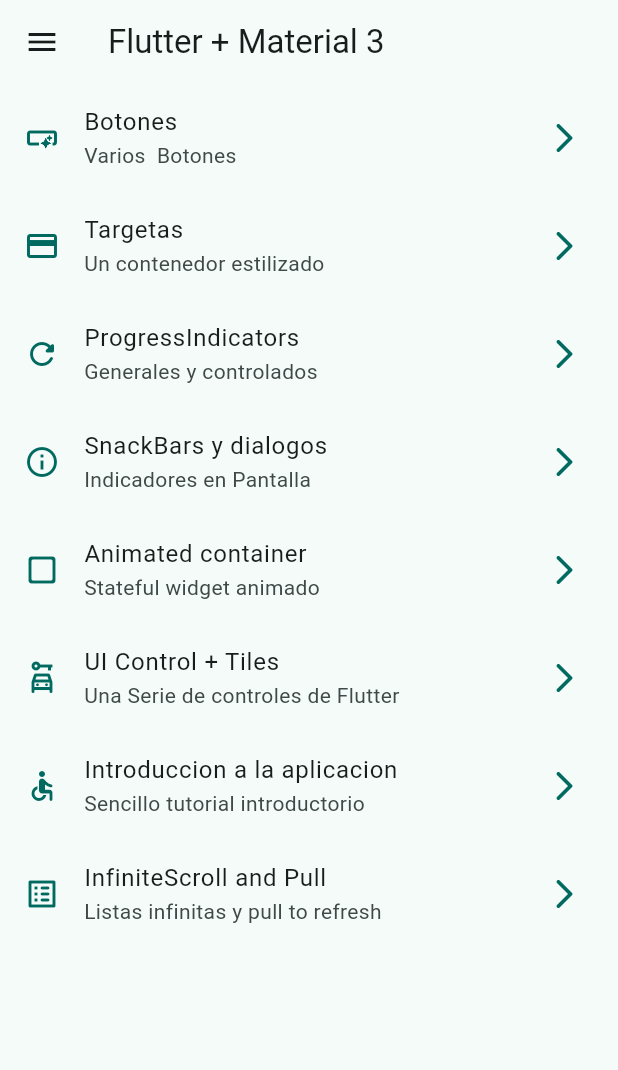
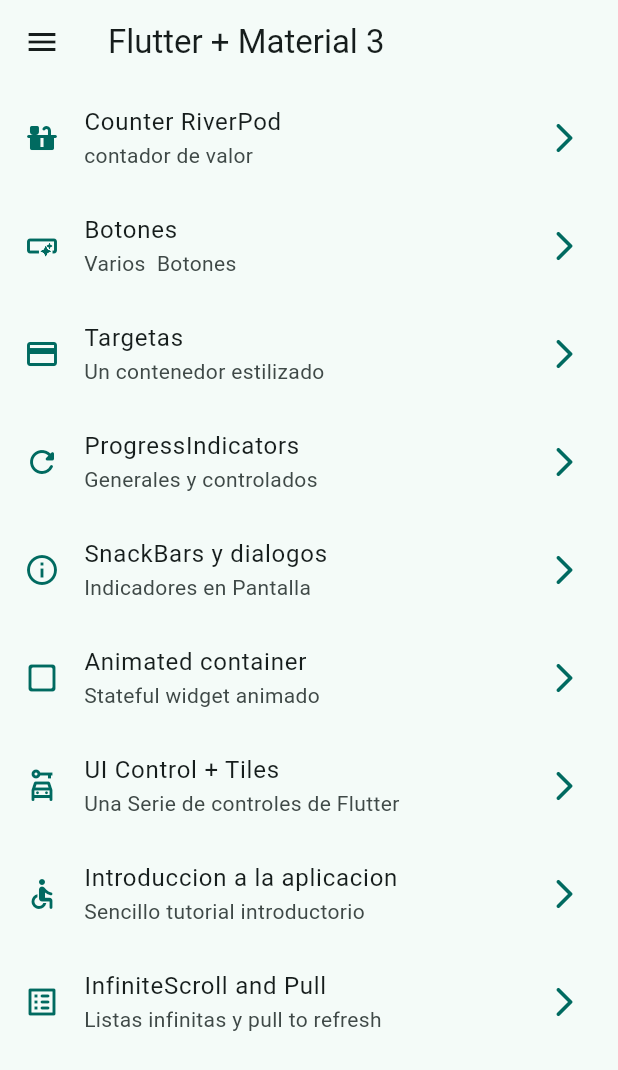
Before and after one commit to Luc47s/widget_app_test, a Flutter app: the screen it shows after launch, on a phone screen of 412 x 824 dp. Shown: the top 1070 px of the screen. Run offline on Flutter 3.47's test engine with Material 3 defaults, Android fonts, the phone set to English and light mode, and no system bars; our stand-ins replace animate_do, flutter_riverpod, go_router.

Commit message:
river pod privider

```diff
--- a/lib/config/menu/menu_item.dart
+++ b/lib/config/menu/menu_item.dart
@@ -15,6 +15,11 @@ class MenuItem {
 }
 
 const appMenuItems = <MenuItem>[
+  MenuItem(
+      title: 'Counter RiverPod',
+      subTitle: 'contador de valor',
+      link: '/counter_screen',
+      icon: Icons.countertops_rounded),
   MenuItem(
       title: 'Botones',
       subTitle: 'Varios  Botones',
--- a/lib/config/router/app_router.dart
+++ b/lib/config/router/app_router.dart
@@ -1,4 +1,5 @@
 import 'package:go_router/go_router.dart';
+import 'package:widget_app/presentation/screen/counter/counter_screen.dart';
 import 'package:widget_app/presentation/screen/screen.dart';
 
 // GoRouter configuration
@@ -50,5 +51,10 @@ final appRouter = GoRouter(
       name: InfiniteScrollScreen.name,
       builder: (context, state) => const InfiniteScrollScreen(),
     ),
+    GoRoute(
+      path: '/counter_screen',
+      name: CounterScreen.name,
+      builder: (context, state) => const CounterScreen(),
+    ),
   ],
 );
--- a/lib/main.dart
+++ b/lib/main.dart
@@ -1,9 +1,10 @@
 import 'package:flutter/material.dart';
+import 'package:flutter_riverpod/flutter_riverpod.dart';
 import 'package:widget_app/config/router/app_router.dart';
 import 'config/theme/app_theme.dart';
 
 void main() {
-  runApp(const MainApp());
+  runApp(const ProviderScope(child: MainApp()));
 }
 
 class MainApp extends StatelessWidget {
--- /dev/null
+++ b/lib/presentation/providers/counter_provider.dart
@@ -0,0 +1,3 @@
+import 'package:flutter_riverpod/flutter_riverpod.dart';
+
+final counterProvider = StateProvider((ref) => 5);
--- /dev/null
+++ b/lib/presentation/providers/theme_provider.dart
@@ -0,0 +1,5 @@
+// ignore: prefer_const_declarations
+
+import 'package:flutter_riverpod/flutter_riverpod.dart';
+
+final isDarkmodeProvider = StateProvider((ref) => true);
--- a/pubspec.yaml
+++ b/pubspec.yaml
@@ -10,6 +10,7 @@ dependencies:
   animate_do: ^3.3.4
   flutter:
     sdk: flutter
+  flutter_riverpod: ^2.6.1
   go_router: ^14.3.0
 
 dev_dependencies:
```
Also changed, not shown: lib/presentation/screen/counter/counter_screen.dart (added, +37 -0 lines), pubspec.lock.
